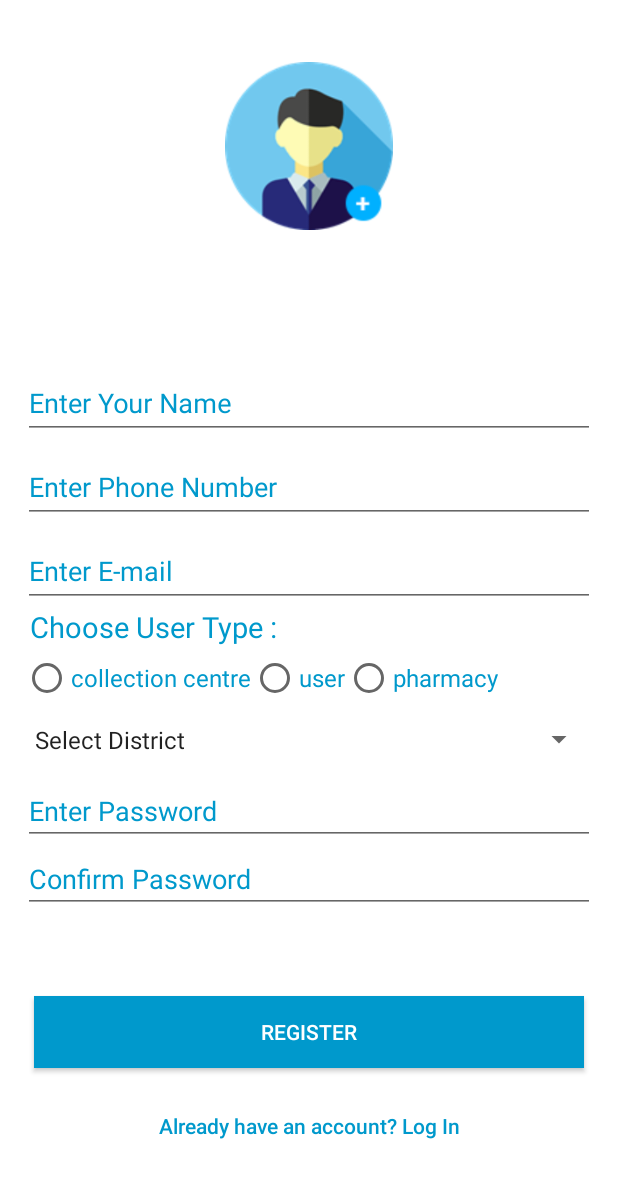
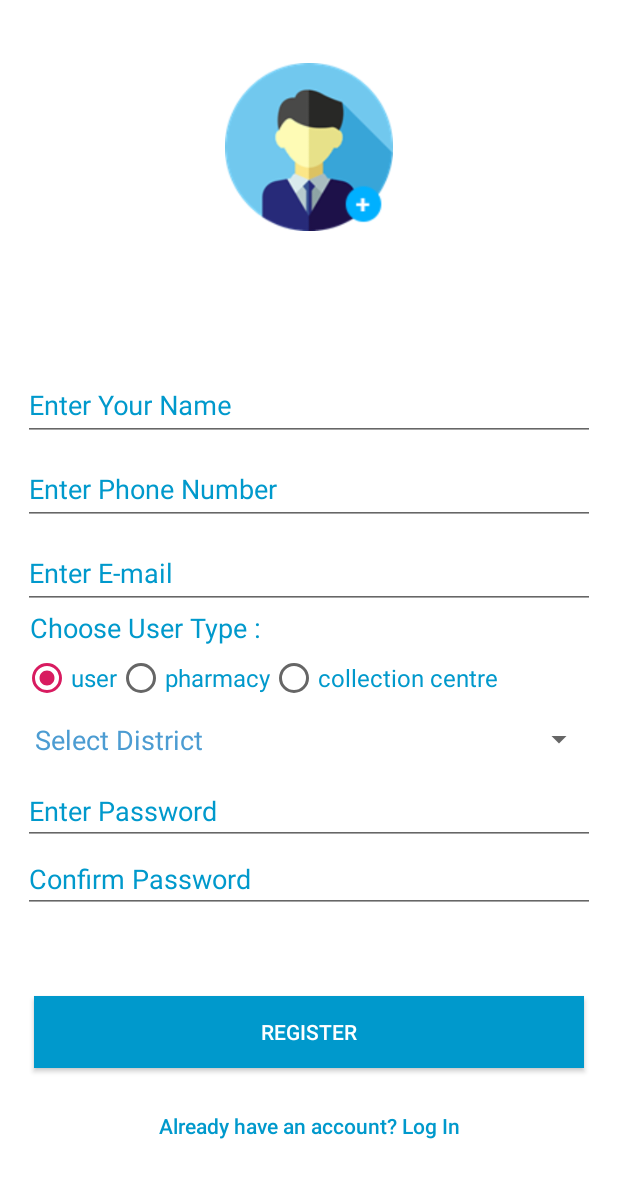
Before and after one commit to rafsalrahim/EmedCom, an Android app: the RegisterActivity screen opened directly, with no data from a screen before it, on a phone screen of 412 x 824 dp. Shown: the top 1178 px of the screen. Run offline under Robolectric (Android 15) with nearby library versions, the phone set to English and light mode, and no system bars; our stand-ins replace Firebase (no records; nobody signed in at launch, a user with empty details on screens opened directly); pictures from the network do not load.

Commit message:
interim review

```diff
--- a/app/src/main/java/com/example/emedcom/RegisterActivity.java
+++ b/app/src/main/java/com/example/emedcom/RegisterActivity.java
@@ -3,6 +3,7 @@ package com.example.emedcom;
 import android.Manifest;
 import android.content.Intent;
 import android.content.pm.PackageManager;
+import android.graphics.Color;
 import android.net.Uri;
 import android.os.Build;
 import android.support.annotation.NonNull;
@@ -20,6 +21,7 @@ import android.widget.ImageView;
 import android.widget.ProgressBar;
 import android.widget.RadioButton;
 import android.widget.Spinner;
+import android.widget.TextView;
 import android.widget.Toast;
 
 import com.google.android.gms.tasks.OnCompleteListener;
@@ -73,18 +75,16 @@ public class RegisterActivity extends AppCompatActivity {
         loadingProgress = (ProgressBar) findViewById(R.id.regProgressBar);
         regBtn = (Button) findViewById(R.id.regBtn);
         buttonLogin = (Button) findViewById(R.id.buttonLogin);
-
-
         store = (RadioButton) findViewById(R.id.id_store);
         centre = (RadioButton) findViewById(R.id.id_centre);
         user = (RadioButton) findViewById(R.id.id_user);
+
+        user.setChecked(true);
 
 
         loadingProgress.setVisibility(View.INVISIBLE);
 
         databaseReference = FirebaseDatabase.getInstance().getReference("registration");
-
-
         mAuth = FirebaseAuth.getInstance();
 
 
@@ -113,7 +113,10 @@ public class RegisterActivity extends AppCompatActivity {
 
         spinnerdis.setOnItemSelectedListener(new AdapterView.OnItemSelectedListener() {
             @Override
-            public void onItemSelected(AdapterView<?> arg0, View arg1, int position, long id) {
+            public void onItemSelected(AdapterView<?> parent, View arg1, int position, long id) {
+
+                ((TextView) parent.getChildAt(0)).setTextColor(Color.rgb(76, 156, 210));
+                ((TextView) parent.getChildAt(0)).setTextSize(18);
                 districts[0] = "Thiruvananthapuram";
                 String selectedItem = districts[position];
 
@@ -123,8 +126,6 @@ public class RegisterActivity extends AppCompatActivity {
             public void onNothingSelected(AdapterView<?> arg0) {
             }
         });
-
-
 
         buttonLogin.setOnClickListener(new View.OnClickListener() {
             @Override
@@ -173,8 +174,8 @@ public class RegisterActivity extends AppCompatActivity {
                 }
                 else if(phone.length()!=10) {
 
-                    userPassword.setError("Phone number length must be 10");
-                    userPassword.requestFocus();
+                    userPhone.setError("Phone number length must be 10");
+                    userPhone.requestFocus();
                     // showMessage("Phone number length must be 10");
                     regBtn.setVisibility(View.VISIBLE);
                     loadingProgress.setVisibility(View.INVISIBLE);
--- a/app/src/main/res/layout/activity_register.xml
+++ b/app/src/main/res/layout/activity_register.xml
@@ -91,7 +91,7 @@
                 android:layout_width="wrap_content"
                 android:layout_height="wrap_content"
                 android:fontFamily="sans-serif"
-                android:textSize="19sp"
+                android:textSize="18sp"
                 android:text=" Choose User Type : "
                 android:textColor="@android:color/holo_blue_dark" />
 
@@ -100,14 +100,6 @@
                 android:layout_height="wrap_content"
                 android:orientation="horizontal"
                 android:layout_marginTop="5dp">
-
-                <RadioButton
-                    android:id="@+id/id_centre"
-                    android:layout_width="wrap_content"
-                    android:layout_height="wrap_content"
-                    android:text="collection centre"
-                    android:textSize="16sp"
-                    android:textColor="@android:color/holo_blue_dark"/>
 
                 <RadioButton
                     android:id="@+id/id_user"
@@ -124,6 +116,15 @@
                     android:text="pharmacy"
                     android:textSize="16sp"
                     android:textColor="@android:color/holo_blue_dark"/>
+
+                <RadioButton
+                    android:id="@+id/id_centre"
+                    android:layout_width="wrap_content"
+                    android:layout_height="wrap_content"
+                    android:text="collection centre"
+                    android:textSize="16sp"
+                    android:textColor="@android:color/holo_blue_dark"/>
+
 
             </RadioGroup>
 
```
Also changed, not shown: app/src/main/java/com/example/emedcom/Sell.java (+5 -23 lines).
